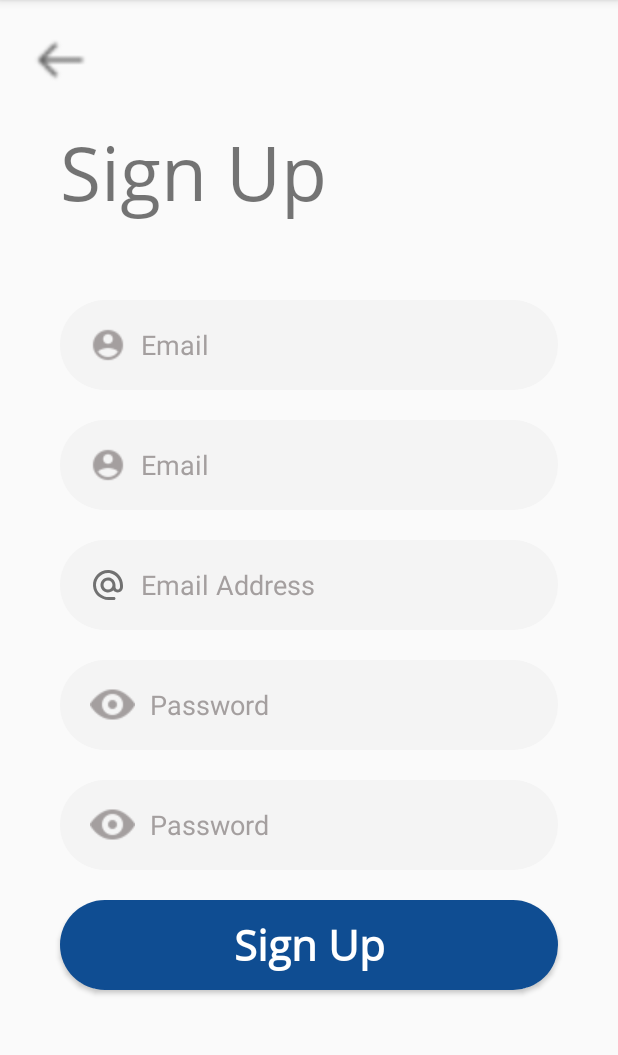
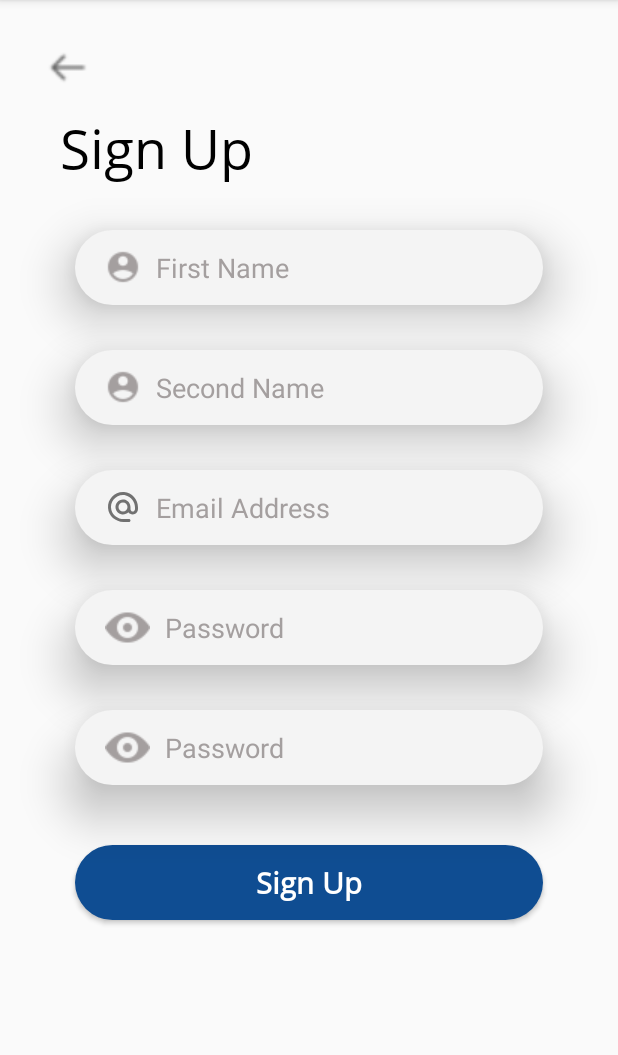
Before and after one commit to josdebum/Viathan-App, an Android app: the SignUp screen opened directly, with no data from a screen before it, on a phone screen of 412 x 824 dp, the part 84-1139 px from its top. Run offline under Robolectric (Android 15) with nearby library versions, the phone set to English and light mode, and no system bars.

Commit message:
new changes

```diff
--- a/app/src/main/res/layout/content_main.xml
+++ b/app/src/main/res/layout/content_main.xml
@@ -1,5 +1,5 @@
 <?xml version="1.0" encoding="utf-8"?>
-<Con xmlns:android="http://schemas.android.com/apk/res/android"
+<androidx.constraintlayout.widget.ConstraintLayout xmlns:android="http://schemas.android.com/apk/res/android"
     xmlns:app="http://schemas.android.com/apk/res-auto"
     xmlns:tools="http://schemas.android.com/tools"
     android:layout_width="match_parent"
@@ -17,4 +17,4 @@
         app:layout_constraintRight_toRightOf="parent"
         app:layout_constraintTop_toTopOf="parent"
         app:navGraph="@navigation/mobile_navigation" />
-</Con>
+</androidx.constraintlayout.widget.ConstraintLayout>
--- a/app/src/main/res/layout/sign_up.xml
+++ b/app/src/main/res/layout/sign_up.xml
@@ -8,38 +8,40 @@
 
     <androidx.appcompat.widget.AppCompatImageView
         android:id="@+id/back_arrow"
-        android:layout_width="40dp"
-        android:layout_height="40dp"
+        android:layout_width="30dp"
+        android:layout_height="30dp"
         android:src="@drawable/back_arrw"
         app:layout_constraintStart_toStartOf="parent"
         app:layout_constraintTop_toTopOf="parent"
-        android:layout_margin="20dp"/>
+        android:layout_margin="30dp"/>
 
     <androidx.appcompat.widget.AppCompatTextView
         android:fontFamily="@font/open_sans_regular"
         android:id="@+id/text"
         android:layout_width="wrap_content"
-        android:layout_height="100dp"
+        android:layout_height="wrap_content"
         app:layout_constraintStart_toStartOf="parent"
         app:layout_constraintTop_toBottomOf="@id/back_arrow"
         android:text="Sign Up"
-        android:textSize="50sp"
-        android:layout_marginTop="20dp"
+        android:textSize="36sp"
+        android:textColor="#000000"
+        android:layout_marginTop="14dp"
         android:layout_marginStart="40dp"
         android:layout_marginLeft="40dp" />
 
     <androidx.appcompat.widget.AppCompatEditText
         android:id="@+id/input_first_name"
         android:drawableLeft="@drawable/person_icon"
-        android:layout_marginStart="40dp"
-        android:layout_marginEnd="40dp"
+        android:layout_marginStart="50dp"
+        android:layout_marginEnd="50dp"
         android:background="@drawable/edittext_bg"
         android:layout_width="match_parent"
         android:paddingStart="20dp"
-        android:layout_height="60dp"
+        android:layout_height="50dp"
+        android:elevation="20dp"
         android:drawablePadding="10dp"
-        android:hint="Email"
-        android:layout_marginTop="20dp"
+        android:hint="First Name"
+        android:layout_marginTop="30dp"
         android:textColorHint="#A49F9F"
         app:layout_constraintStart_toStartOf="parent"
         app:layout_constraintEnd_toEndOf="parent"
@@ -49,15 +51,16 @@
     <androidx.appcompat.widget.AppCompatEditText
     android:id="@+id/input_last_name"
     android:drawableLeft="@drawable/person_icon"
-    android:layout_marginStart="40dp"
-    android:layout_marginEnd="40dp"
+    android:layout_marginStart="50dp"
+        android:elevation="20dp"
+    android:layout_marginEnd="50dp"
     android:background="@drawable/edittext_bg"
     android:layout_width="match_parent"
     android:paddingStart="20dp"
-    android:layout_height="60dp"
+    android:layout_height="50dp"
     android:drawablePadding="10dp"
-    android:hint="Email"
-    android:layout_marginTop="20dp"
+    android:hint="Second Name"
+    android:layout_marginTop="30dp"
     android:textColorHint="#A49F9F"
     app:layout_constraintStart_toStartOf="parent"
     app:layout_constraintEnd_toEndOf="parent"
@@ -67,16 +70,17 @@
     <androidx.appcompat.widget.AppCompatEditText
         android:id="@+id/input_email"
         android:drawableLeft="@drawable/email_ioon"
-        android:layout_marginStart="40dp"
-        android:layout_marginEnd="40dp"
+        android:layout_marginStart="50dp"
+        android:layout_marginEnd="50dp"
         android:background="@drawable/edittext_bg"
         android:layout_width="match_parent"
         android:paddingStart="20dp"
-        android:layout_height="60dp"
+        android:layout_height="50dp"
         android:drawablePadding="10dp"
         android:hint="Email Address"
-        android:layout_marginTop="20dp"
+        android:layout_marginTop="30dp"
         android:textColorHint="#A49F9F"
+        android:elevation="20dp"
         app:layout_constraintStart_toStartOf="parent"
         app:layout_constraintEnd_toEndOf="parent"
         app:layout_constraintTop_toBottomOf="@id/input_last_name"
@@ -84,16 +88,17 @@
 
     <androidx.appcompat.widget.AppCompatEditText
         android:id="@+id/input_password"
-        android:layout_marginTop="20dp"
+        android:layout_marginTop="30dp"
         android:drawableLeft="@drawable/eye"
-        android:layout_marginStart="40dp"
-        android:layout_marginEnd="40dp"
+        android:layout_marginStart="50dp"
+        android:layout_marginEnd="50dp"
         android:background="@drawable/edittext_bg"
         android:layout_width="match_parent"
         android:paddingStart="20dp"
-        android:layout_height="60dp"
+        android:layout_height="50dp"
         android:drawablePadding="10dp"
         android:hint="Password"
+        android:elevation="20dp"
         android:textColorHint="#A49F9F"
         app:layout_constraintStart_toStartOf="parent"
         app:layout_constraintEnd_toEndOf="parent"
@@ -102,16 +107,17 @@
 
     <androidx.appcompat.widget.AppCompatEditText
         android:id="@+id/input_password2"
-        android:layout_marginTop="20dp"
+        android:layout_marginTop="30dp"
         android:drawableLeft="@drawable/eye"
-        android:layout_marginStart="40dp"
-        android:layout_marginEnd="40dp"
+        android:layout_marginStart="50dp"
+        android:layout_marginEnd="50dp"
         android:background="@drawable/edittext_bg"
         android:layout_width="match_parent"
         android:paddingStart="20dp"
-        android:layout_height="60dp"
+        android:layout_height="50dp"
         android:drawablePadding="10dp"
         android:hint="Password"
+        android:elevation="20dp"
         android:textColorHint="#A49F9F"
         app:layout_constraintStart_toStartOf="parent"
         app:layout_constraintEnd_toEndOf="parent"
@@ -121,19 +127,19 @@
     <androidx.appcompat.widget.AppCompatButton
         android:id="@+id/sign_in"
         android:background="@drawable/btn_bg"
-        android:layout_marginStart="40dp"
-        android:layout_marginEnd="40dp"
-        android:layout_marginTop="20dp"
+        android:layout_marginStart="50dp"
+        android:layout_marginEnd="50dp"
+        android:layout_marginTop="40dp"
         android:text="Sign Up"
-        android:textSize="28sp"
+        android:textSize="20sp"
         android:textAllCaps="false"
         android:textColor="@color/bgColor"
         android:layout_width="match_parent"
-        android:layout_height="60dp"
+        android:layout_height="50dp"
         app:layout_constraintStart_toStartOf="parent"
         app:layout_constraintEnd_toEndOf="parent"
         app:layout_constraintTop_toBottomOf="@id/input_password2"
         android:textStyle="bold"
         android:fontFamily="@font/open_sans_regular"
-        android:layout_marginLeft="40dp" />
+        android:layout_marginLeft="50dp" />
 </androidx.constraintlayout.widget.ConstraintLayout>
```
Also changed, not shown: app/src/main/res/drawable/view_bg.xml (+2 -6 lines), app/src/main/res/layout/activity_main.xml (+15 -15 lines), app/src/main/res/layout/activity_navigation.xml (+37 -0 lines), app/src/main/res/layout/nav_header_main.xml (+28 -11 lines), app/src/main/res/layout/sign_in.xml (+25 -21 lines), app/src/main/res/menu/activity_main_drawer.xml (+7 -6 lines).
